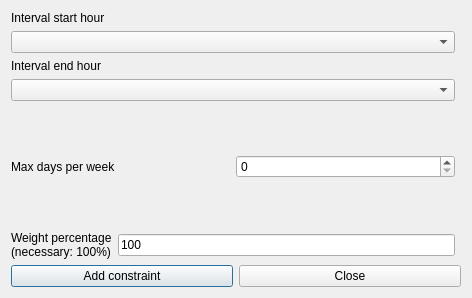
Before: the Qt Designer form fet/src/interface/addconstraintstudentsintervalmaxdaysperweekform_template.ui in vonmecheln/fet, drawn with Qt 5.
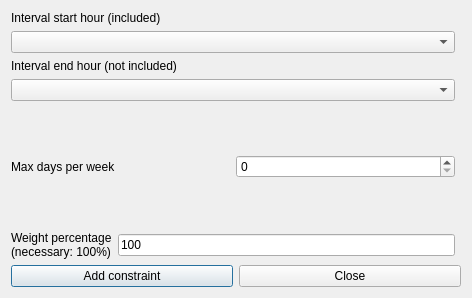
After: the same form once the commit is applied.

What changed in the file:
```diff
--- a/fet/src/interface/addconstraintstudentsintervalmaxdaysperweekform_template.ui
+++ b/fet/src/interface/addconstraintstudentsintervalmaxdaysperweekform_template.ui
@@ -126,7 +126,7 @@
         <enum>QFrame::Plain</enum>
        </property>
        <property name="text">
-        <string>Interval end hour</string>
+        <string extracomment="This field refers to a constraint operating on a given hourly interval. The selected start hour of the interval is included (is counted) in the constraint, while the selected end hour of the interval is not included (is not counted) in the constraint.">Interval end hour (not included)</string>
        </property>
        <property name="wordWrap">
         <bool>false</bool>
@@ -159,7 +159,7 @@
         <enum>QFrame::Plain</enum>
        </property>
        <property name="text">
-        <string>Interval start hour</string>
+        <string extracomment="This field refers to a constraint operating on a given hourly interval. The selected start hour of the interval is included (is counted) in the constraint, while the selected end hour of the interval is not included (is not counted) in the constraint.">Interval start hour (included)</string>
        </property>
        <property name="wordWrap">
         <bool>false</bool>
```
